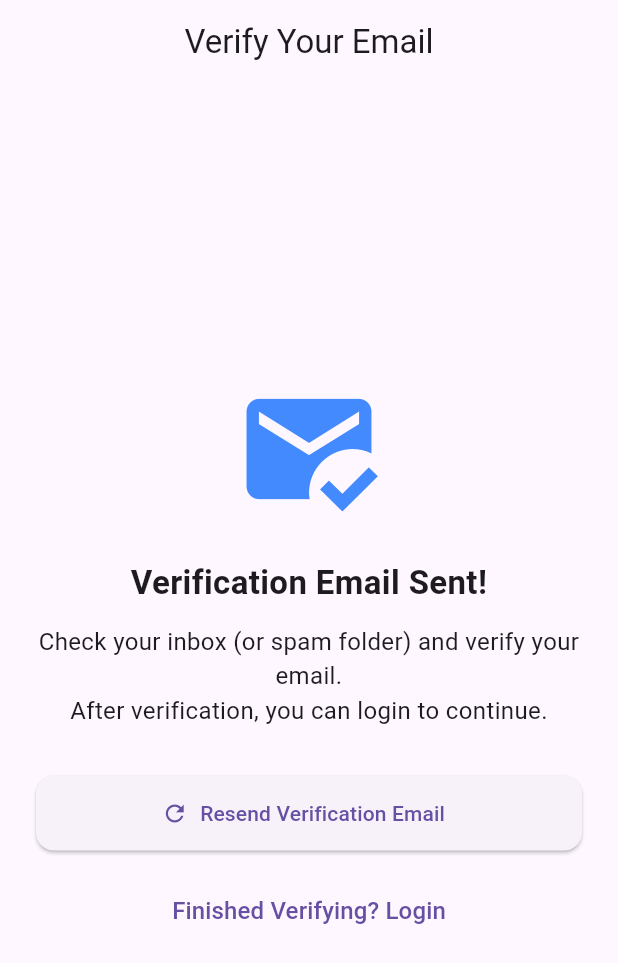
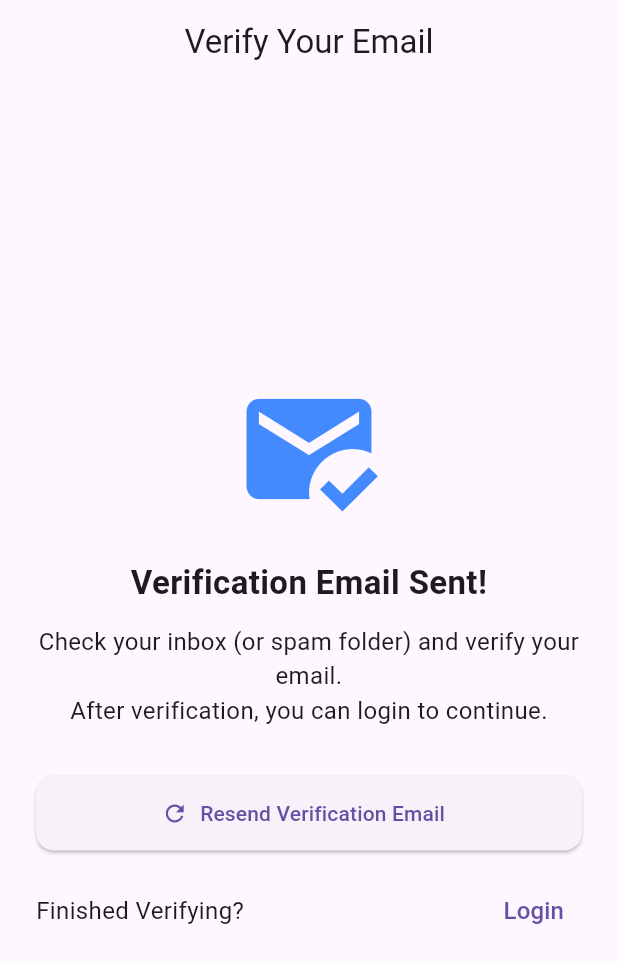
Before and after one commit to Sharif2138/ClassBizz-app, a Flutter app: the EmailVerificationScreen screen opened by its route, on a phone screen of 412 x 824 dp. Shown: the top 963 px of the screen. Run offline on Flutter 3.47's test engine with Material 3 defaults, Android fonts, the phone set to English and light mode, and no system bars; our stand-ins replace cloud_firestore, firebase_auth, firebase_core; accounts and stored records are empty; network calls fail.

Commit message:
added pop navigation to remove the signup and sign in screen after successful authentiction

```diff
--- a/lib/main.dart
+++ b/lib/main.dart
@@ -61,7 +61,7 @@ class AuthWrapper extends StatelessWidget {
       return const WelcomeScreen();
     } else {
       if (!auth.user!.emailVerified) {
-        return EmailVerificationScreen();
+        return const EmailVerificationScreen();
       } else {
         return FutureBuilder<DocumentSnapshot>(
           future: FirebaseFirestore.instance
--- a/lib/screens/aunthentication/email_verifictaion_screen.dart
+++ b/lib/screens/aunthentication/email_verifictaion_screen.dart
@@ -65,12 +65,18 @@ class EmailVerificationScreen extends StatelessWidget {
                 ),
               ),
               const SizedBox(height: 16),
-              TextButton(
-                onPressed: () => auth.signOut(),
-                child: const Text(
-                  'Finished Verifying? Login',
-                  style: TextStyle(fontSize: 16),
-                ),
+              Row(
+                children: [
+                  Text('Finished Verifying?', style: TextStyle(fontSize: 16)),
+                  const Spacer(),
+                  TextButton(
+                    onPressed: () => auth.signOut(),
+                    child: const Text(
+                      'Login',
+                      style: TextStyle(fontSize: 16),
+                    ),
+                  ),
+                ],
               ),
             ],
           ),
--- a/lib/screens/aunthentication/login_screen.dart
+++ b/lib/screens/aunthentication/login_screen.dart
@@ -92,6 +92,7 @@ class _LoginScreenState extends State<LoginScreen> {
                             _emailController.text.trim(),
                             _passwordController.text.trim(),
                           );
+                          Navigator.pop(context);
                         },
                   style: ElevatedButton.styleFrom(
                     backgroundColor: Colors.blueAccent,
@@ -121,7 +122,7 @@ class _LoginScreenState extends State<LoginScreen> {
                     const Text('Don’t have an account?'),
                     TextButton(
                       onPressed: () {
-                        Navigator.pushNamed(context, '/signup');
+                        Navigator.pushReplacementNamed(context, '/signup');
                       },
                       child: const Text("Sign Up"),
                     ),
--- a/lib/screens/aunthentication/signup_screen.dart
+++ b/lib/screens/aunthentication/signup_screen.dart
@@ -136,7 +136,6 @@ class _SignUpScreenState extends State<SignUpScreen> {
                   onPressed: auth.isLoading
                       ? null
                       : () {
-                          FocusScope.of(context).unfocus();
                           if (!formKey.currentState!.validate()) return;
                           auth.signUp(
                             _nameController.text.trim(),
@@ -144,6 +143,7 @@ class _SignUpScreenState extends State<SignUpScreen> {
                             _passwordController.text.trim(),
                             isStudent,
                           );
+                        Navigator.pop(context);
                         },
                   style: ElevatedButton.styleFrom(
                     backgroundColor: Colors.blueAccent,
```
